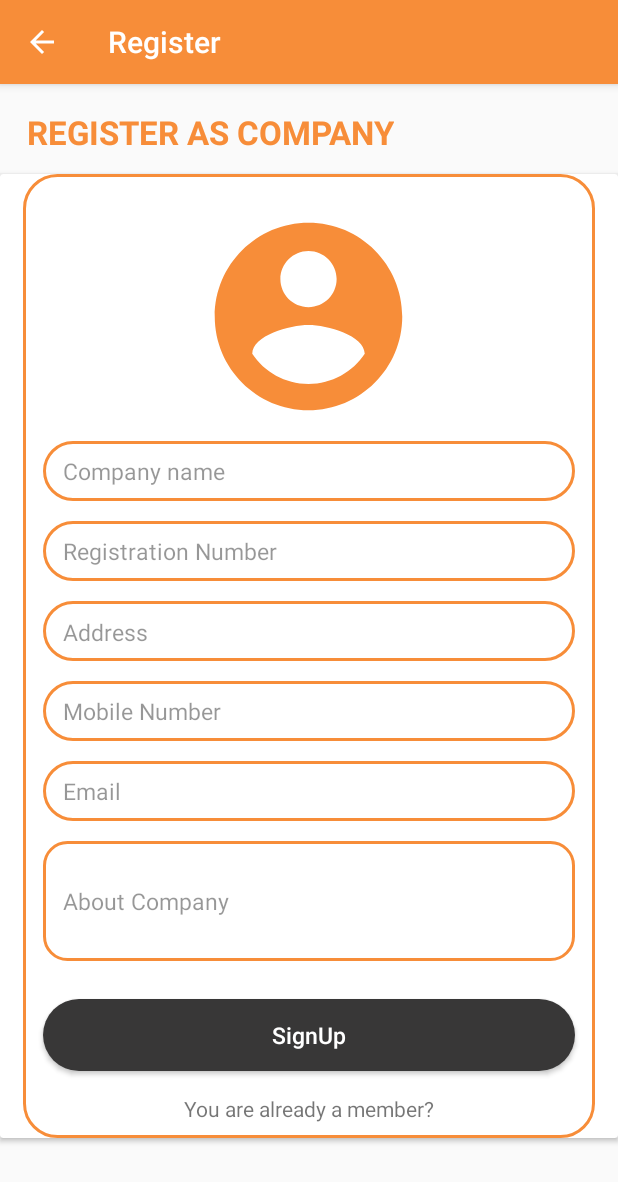
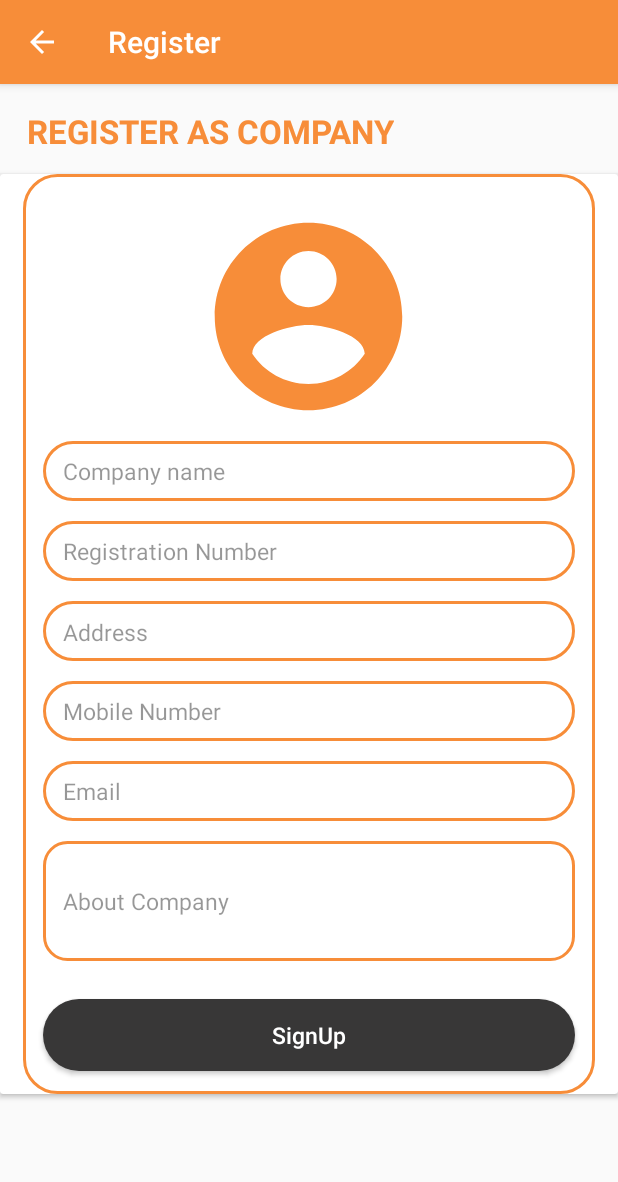
Before and after one commit to CreatorsDesireSolution/CadAppForUser, an Android app: the RegisterAsCompanyActivity screen opened directly, with no data from a screen before it, on a phone screen of 412 x 824 dp. Shown: the top 1182 px of the screen. Run offline under Robolectric (Android 15) with nearby library versions, the phone set to English and light mode, and no system bars.

Commit message:
push
push

```diff
--- a/app/src/main/java/com/example/cadappforuser/CompanyMobileNumberRegisterActivity.java
+++ b/app/src/main/java/com/example/cadappforuser/CompanyMobileNumberRegisterActivity.java
@@ -23,6 +23,7 @@ public class CompanyMobileNumberRegisterActivity extends AppCompatActivity {
 
         btnGetCode=findViewById(R.id.btnGetCode);
         etMobileForCode = findViewById(R.id.etMobileForCode);
+        ccp = findViewById(R.id.ccp1);
 
 
 
--- a/app/src/main/java/com/example/cadappforuser/RegisterAsCompanyActivity.java
+++ b/app/src/main/java/com/example/cadappforuser/RegisterAsCompanyActivity.java
@@ -30,6 +30,7 @@ public class RegisterAsCompanyActivity extends AppCompatActivity {
         etMobileNumber=findViewById(R.id.etMobileNumber);
         etEmail=findViewById(R.id.etEmail);
         etAboutCompany=findViewById(R.id.etAboutCompany);
+        btnRegister=findViewById(R.id.btnSignedIncomapny);
 
 
         etAddress.setOnClickListener(new View.OnClickListener() {
@@ -43,9 +44,8 @@ public class RegisterAsCompanyActivity extends AppCompatActivity {
         Intent intent2=getIntent();
         etAddress.setText(intent2.getStringExtra("address"));
 
+        getSupportActionBar().setDisplayHomeAsUpEnabled(true);
 
-
-        btnRegister=findViewById(R.id.btnSignedIn);
         btnRegister.setOnClickListener(new View.OnClickListener() {
             @Override
             public void onClick(View view) {
@@ -53,7 +53,6 @@ public class RegisterAsCompanyActivity extends AppCompatActivity {
             }
         });
 
-        getSupportActionBar().setDisplayHomeAsUpEnabled(true);
 
     }
 
--- a/app/src/main/res/layout/activity_as_company_register.xml
+++ b/app/src/main/res/layout/activity_as_company_register.xml
@@ -174,7 +174,7 @@
                android:textStyle="normal"
                android:textColorHint="#FFF"
                android:textSize="15dp"
-               android:id="@+id/btnSignedIn"
+               android:id="@+id/btnSignedIncomapny"
                android:ems="8"
                android:textColor="#FFF"
                android:layout_marginTop="20sp"
@@ -184,13 +184,13 @@
                android:layout_below="@+id/etAboutCompany"
                android:layout_marginBottom="15dp"></Button>
 
-           <TextView
-               android:layout_width="wrap_content"
-               android:layout_height="wrap_content"
-               android:layout_below="@+id/btnSignedIn"
-               android:layout_centerHorizontal="true"
-               android:layout_marginBottom="10dp"
-               android:text="You are already a member?"></TextView>
+<!--           <TextView-->
+<!--               android:layout_width="wrap_content"-->
+<!--               android:layout_height="wrap_content"-->
+<!--               android:layout_below="@+id/btnSignedIn"-->
+<!--               android:layout_centerHorizontal="true"-->
+<!--               android:layout_marginBottom="10dp"-->
+<!--               android:text="You are already a member?"></TextView>-->
 
        </RelativeLayout>
 
--- a/app/src/main/res/layout/list_item.xml
+++ b/app/src/main/res/layout/list_item.xml
@@ -11,9 +11,5 @@
         android:paddingTop="10dp"
         android:paddingBottom="10dp" />
 
-    <CheckBox
-        android:layout_width="wrap_content"
-        android:layout_height="wrap_content"
-        android:layout_marginTop="10dp"
-        android:id="@+id/check"></CheckBox>
+
 </RelativeLayout>
```
Also changed, not shown: app/src/main/java/com/example/cadappforuser/ExpandableListAdapter.java (+2 -38 lines), app/src/main/java/com/example/cadappforuser/FreelancerServicesOffered.java (+6 -18 lines), app/src/main/java/com/example/cadappforuser/ServicesOfferedWithprice.java (+57 -16 lines), app/src/main/res/layout/activity_services_offered_withprice.xml (+4 -9 lines). Lines whose indentation alone changed are shown as unchanged.
